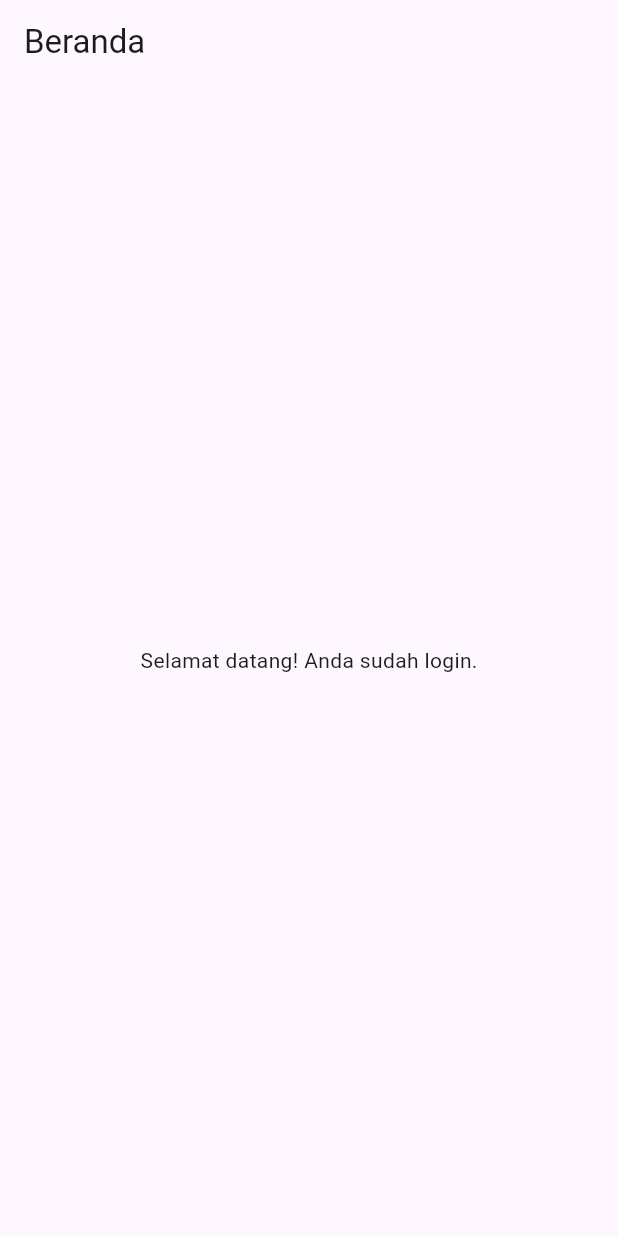
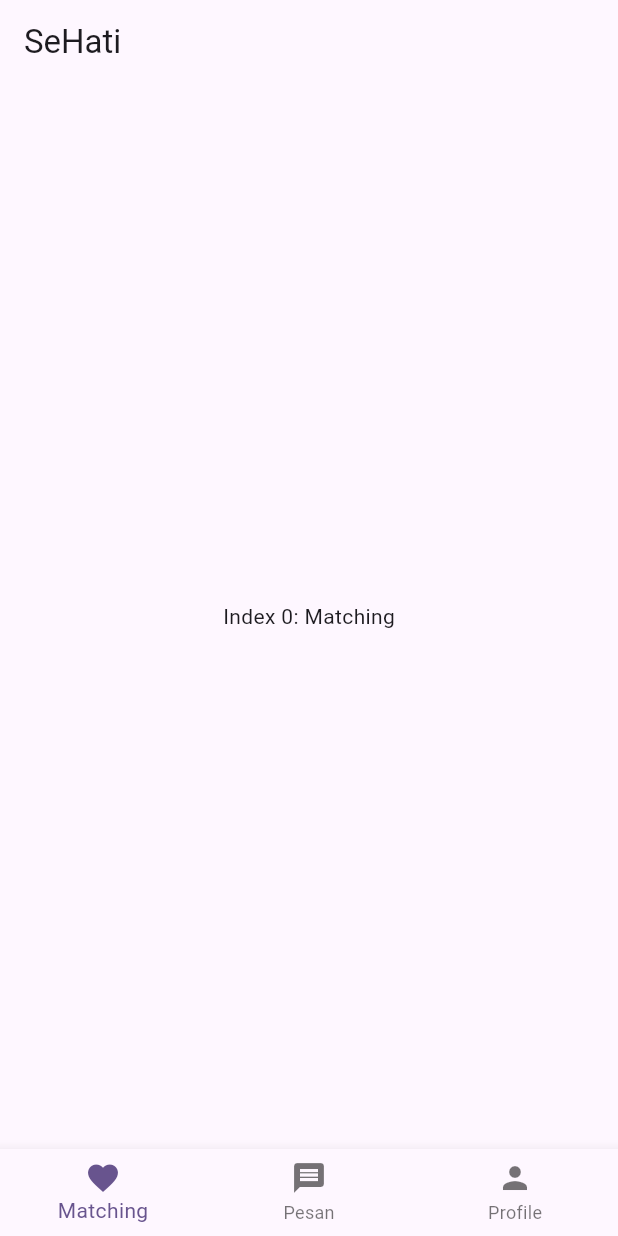
Before and after one commit to daoxie/sehati-appmobile, a Flutter app: the HomePage screen opened directly, on a phone screen of 412 x 824 dp. Run offline on Flutter 3.47's test engine with Material 3 defaults, Android fonts, the phone set to English and light mode, and no system bars.

Commit message:
Penambahan icon di halaman home

```diff
--- a/lib/screens/home.dart
+++ b/lib/screens/home.dart
@@ -1,16 +1,63 @@
 import 'package:flutter/material.dart';
 
-class HomePage extends StatelessWidget {
+class HomePage extends StatefulWidget {
   const HomePage({super.key});
+
+  @override
+  State<HomePage> createState() => _HomePageState();
+}
+
+class _HomePageState extends State<HomePage> {
+  int _selectedIndex = 0;
+
+  static const List<Widget> _widgetOptions = <Widget>[
+    Center(
+      child: Text(
+        'Index 0: Matching',
+      ),
+    ),
+    Center(
+      child: Text(
+        'Index 1: Pesan',
+      ),
+    ),
+    Center(
+      child: Text(
+        'Index 2: Profile',
+      ),
+    ),
+  ];
+
+  void _onItemTapped(int index) {
+    setState(() {
+      _selectedIndex = index;
+    });
+  }
 
   @override
   Widget build(BuildContext context) {
     return Scaffold(
       appBar: AppBar(
-        title: const Text('Beranda'),
+        title: const Text('SeHati'),
       ),
-      body: const Center(
-        child: Text('Selamat datang! Anda sudah login.'),
+      body: _widgetOptions.elementAt(_selectedIndex),
+      bottomNavigationBar: BottomNavigationBar(
+        items: const <BottomNavigationBarItem>[
+          BottomNavigationBarItem(
+            icon: Icon(Icons.favorite),
+            label: 'Matching',
+          ),
+          BottomNavigationBarItem(
+            icon: Icon(Icons.message),
+            label: 'Pesan',
+          ),
+          BottomNavigationBarItem(
+            icon: Icon(Icons.person),
+            label: 'Profile',
+          ),
+        ],
+        currentIndex: _selectedIndex,
+        onTap: _onItemTapped,
       ),
     );
   }
--- a/lib/screens/login.dart
+++ b/lib/screens/login.dart
@@ -1,5 +1,6 @@
 import 'package:flutter/material.dart';
 import 'register.dart';
+import 'home.dart';
 
 class LoginPage extends StatefulWidget {
   const LoginPage({Key? key}) : super(key: key);
@@ -157,20 +158,3 @@ class _LoginPageState extends State<LoginPage> {
     );
   }
 }
-
-// Halaman setelah login
-class HomePage extends StatelessWidget {
-  const HomePage({Key? key}) : super(key: key);
-
-  @override
-  Widget build(BuildContext context) {
-    return Scaffold(
-      appBar: AppBar(
-        title: const Text('Beranda'),
-      ),
-      body: const Center(
-        child: Text('Selamat datang! Anda sudah login.'),
-      ),
-    );
-  }
-}
```
